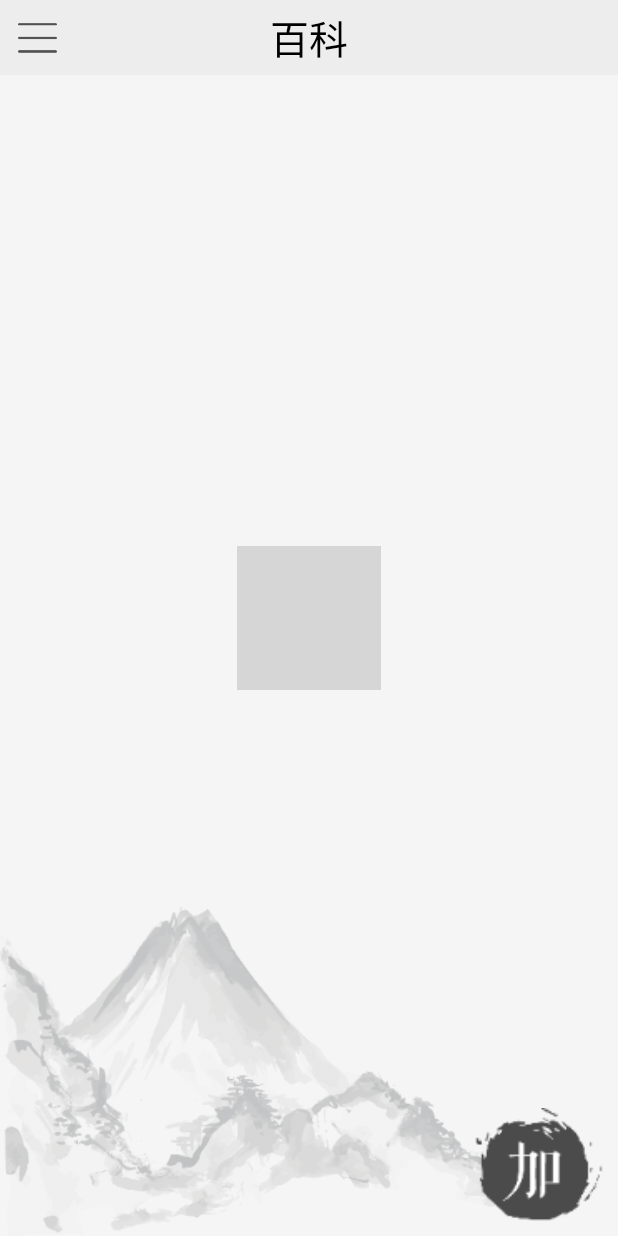
After one commit to MegrezZhu/PeachGarden, an Android app: the layout activity_encyclopedia.xml on its own in the app's theme, with its tools: preview values and no code run, on a phone screen of 412 x 824 dp. The commit adds this screen. Run offline under Robolectric (Android 15) with nearby library versions, the phone set to English and light mode, and no system bars; grey boxes are pictures that could not be loaded.

Commit message:
完成百科页 (#22)

```diff
--- a/PeachGarden/app/src/main/java/com/zyuco/peachgarden/DetailActivity.java
+++ b/PeachGarden/app/src/main/java/com/zyuco/peachgarden/DetailActivity.java
@@ -76,7 +76,7 @@ public class DetailActivity extends AppCompatActivity {
         live.setText(text.toString());
         text.setLength(0);
 
-        //人物简介
+        // 人物简介
         _abstract.setText(text.append("\t\t\t\t").append(data.abstractDescription).toString());
         text.setLength(0);
 
--- a/PeachGarden/app/src/main/java/com/zyuco/peachgarden/MainActivity.java
+++ b/PeachGarden/app/src/main/java/com/zyuco/peachgarden/MainActivity.java
@@ -82,6 +82,7 @@ public class MainActivity extends AppCompatActivity {
             @Override
             public void onClick(View view) {
                 // TODO: goto wiki page
+                startActivity(EncyclopediaActivity.class);
             }
         });
         findViewById(R.id.unlock_page).setOnClickListener(new View.OnClickListener() {
--- /dev/null
+++ b/PeachGarden/app/src/main/res/layout/activity_encyclopedia.xml
@@ -0,0 +1,90 @@
+<?xml version="1.0" encoding="utf-8"?>
+<android.support.constraint.ConstraintLayout xmlns:android="http://schemas.android.com/apk/res/android"
+    xmlns:app="http://schemas.android.com/apk/res-auto"
+    xmlns:tools="http://schemas.android.com/tools"
+    android:layout_width="match_parent"
+    android:layout_height="match_parent"
+    android:background="#F5F5F5"
+    tools:context="com.zyuco.peachgarden.EncyclopediaActivity">
+    <android.support.constraint.Guideline
+        android:id="@+id/background_guideline"
+        android:layout_width="wrap_content"
+        android:layout_height="wrap_content"
+        android:orientation="vertical"
+        app:layout_constraintGuide_percent="0.85"/>
+
+    <ImageView
+        android:layout_width="0dp"
+        android:layout_height="wrap_content"
+        android:adjustViewBounds="true"
+        android:alpha="0.25"
+        android:scaleType="fitXY"
+        android:src="@mipmap/main_background_1"
+        app:layout_constraintBottom_toBottomOf="parent"
+        app:layout_constraintLeft_toLeftOf="parent"
+        app:layout_constraintRight_toLeftOf="@id/background_guideline"/>
+
+    <ImageView
+        android:layout_width="wrap_content"
+        android:layout_height="wrap_content"
+        android:adjustViewBounds="true"
+        android:alpha="0.25"
+        android:src="@mipmap/main_background_2"
+        app:layout_constraintBottom_toBottomOf="parent"
+        app:layout_constraintLeft_toLeftOf="parent"
+        app:layout_constraintRight_toRightOf="parent"
+        app:layout_constraintTop_toTopOf="parent"/>
+
+    <View
+        android:id="@+id/appbar"
+        android:layout_width="0dp"
+        android:layout_height="50dp"
+        android:background="#EDEDED"
+        app:layout_constraintLeft_toLeftOf="parent"
+        app:layout_constraintRight_toRightOf="parent"
+        app:layout_constraintTop_toTopOf="parent"/>
+
+    <TextView
+        android:layout_width="wrap_content"
+        android:layout_height="wrap_content"
+        android:background="#00000000"
+        android:text="@string/wiki_page"
+        android:textColor="#000"
+        android:textSize="26sp"
+        app:layout_constraintBottom_toBottomOf="@id/appbar"
+        app:layout_constraintLeft_toLeftOf="parent"
+        app:layout_constraintRight_toRightOf="parent"
+        app:layout_constraintTop_toTopOf="@id/appbar"/>
+
+    <ImageButton
+        android:id="@+id/menu_button"
+        style="?android:attr/borderlessButtonStyle"
+        android:layout_width="50dp"
+        android:layout_height="40dp"
+        android:scaleType="fitXY"
+        android:src="@mipmap/menu"
+        app:layout_constraintBottom_toBottomOf="@id/appbar"
+        app:layout_constraintLeft_toLeftOf="parent"
+        app:layout_constraintTop_toTopOf="parent"/>
+
+    <android.support.v7.widget.RecyclerView
+        android:id="@+id/character_list"
+        android:layout_width="0dp"
+        android:layout_height="0dp"
+        android:focusableInTouchMode="true"
+        app:layout_constraintBottom_toBottomOf="parent"
+        app:layout_constraintLeft_toLeftOf="parent"
+        app:layout_constraintRight_toRightOf="parent"
+        app:layout_constraintTop_toBottomOf="@id/appbar"/>
+
+    <ImageView
+        android:id="@+id/add_button"
+        android:layout_width="85dp"
+        android:layout_height="75dp"
+        android:layout_marginBottom="10dp"
+        android:layout_marginRight="10dp"
+        android:src="@mipmap/add"
+        app:layout_constraintBottom_toBottomOf="parent"
+        app:layout_constraintRight_toRightOf="parent"/>
+
+</android.support.constraint.ConstraintLayout>
--- a/PeachGarden/app/src/main/res/layout/character_item.xml
+++ b/PeachGarden/app/src/main/res/layout/character_item.xml
@@ -2,6 +2,7 @@
 <android.support.constraint.ConstraintLayout
     xmlns:android="http://schemas.android.com/apk/res/android"
     xmlns:app="http://schemas.android.com/apk/res-auto"
+    android:id="@+id/list_item_wrapper"
     android:layout_width="match_parent"
     android:layout_height="wrap_content"
     android:layout_marginBottom="5dp"
@@ -18,6 +19,7 @@
         android:layout_height="wrap_content"
         android:orientation="vertical"
         app:layout_constraintGuide_end="120dp"/>
+
 
     <ImageView
         android:id="@+id/border"
```
Also changed, not shown: PeachGarden/app/src/main/AndroidManifest.xml (+13 -12 lines), PeachGarden/app/src/main/java/com/zyuco/peachgarden/EncyclopediaActivity.java (added, +98 -0 lines), PeachGarden/app/src/main/java/com/zyuco/peachgarden/library/DbReader.java (+11 -0 lines), PeachGarden/app/src/main/res/mipmap-xxxhdpi/lock_item_background.png (added).
